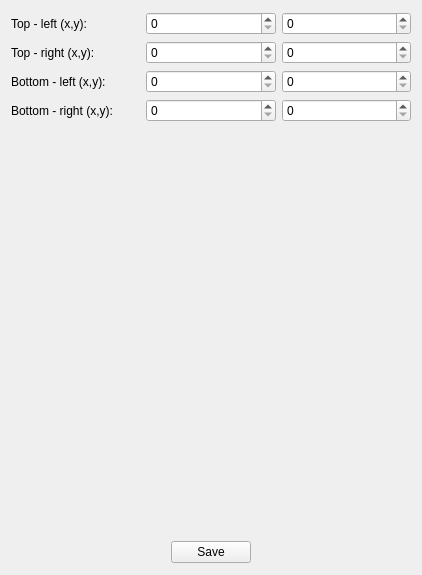
Tai-Min/ML-Touch-Panel, file configurator/configurator/mainwindow.ui: the form before one commit.
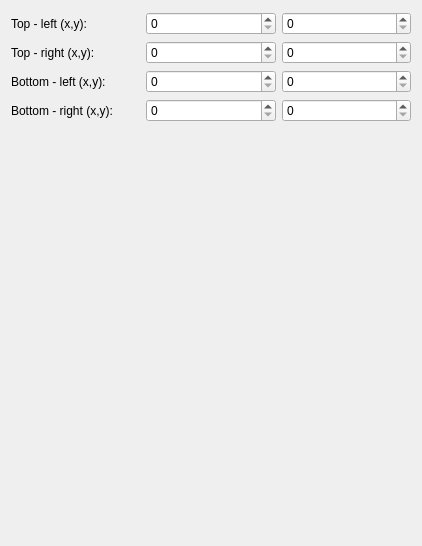
The form after the commit.

Diff of the .ui file:
```diff
--- a/configurator/configurator/mainwindow.ui
+++ b/configurator/configurator/mainwindow.ui
@@ -7,7 +7,7 @@
     <x>0</x>
     <y>0</y>
     <width>422</width>
-    <height>575</height>
+    <height>546</height>
    </rect>
   </property>
   <property name="windowTitle">
@@ -161,46 +161,6 @@
       </item>
      </layout>
     </item>
-    <item>
-     <layout class="QHBoxLayout" name="horizontalLayout_2">
-      <property name="spacing">
-       <number>6</number>
-      </property>
-      <item>
-       <spacer name="horizontalSpacer">
-        <property name="orientation">
-         <enum>Qt::Horizontal</enum>
-        </property>
-        <property name="sizeHint" stdset="0">
-         <size>
-          <width>40</width>
-          <height>20</height>
-         </size>
-        </property>
-       </spacer>
-      </item>
-      <item>
-       <widget class="QPushButton" name="pushButton">
-        <property name="text">
-         <string>Save</string>
-        </property>
-       </widget>
-      </item>
-      <item>
-       <spacer name="horizontalSpacer_2">
-        <property name="orientation">
-         <enum>Qt::Horizontal</enum>
-        </property>
-        <property name="sizeHint" stdset="0">
-         <size>
-          <width>40</width>
-          <height>20</height>
-         </size>
-        </property>
-       </spacer>
-      </item>
-     </layout>
-    </item>
    </layout>
   </widget>
  </widget>
```
